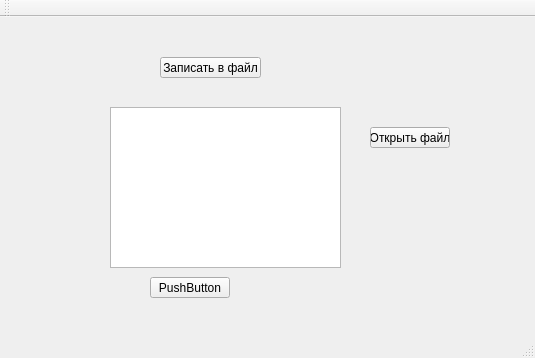
kiodsim/textEditor, file mainwindow.ui: the form before one commit.
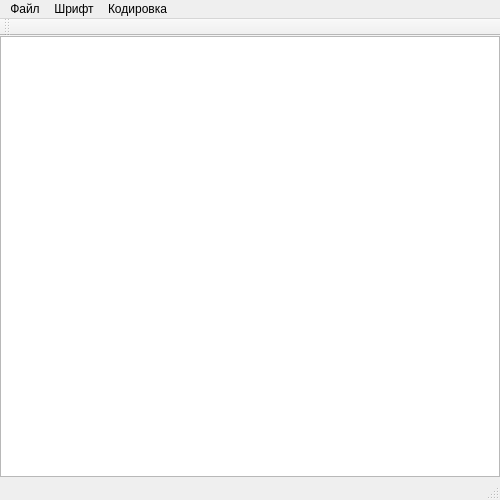
The form after the commit.

Patch:
```diff
--- a/mainwindow.ui
+++ b/mainwindow.ui
@@ -2,12 +2,15 @@
 <ui version="4.0">
  <class>MainWindow</class>
  <widget class="QMainWindow" name="MainWindow">
+  <property name="enabled">
+   <bool>true</bool>
+  </property>
   <property name="geometry">
    <rect>
     <x>0</x>
     <y>0</y>
-    <width>535</width>
-    <height>358</height>
+    <width>500</width>
+    <height>500</height>
    </rect>
   </property>
   <property name="windowTitle">
@@ -17,50 +20,16 @@
    <widget class="QTextEdit" name="textEdit">
     <property name="geometry">
      <rect>
-      <x>110</x>
-      <y>90</y>
-      <width>231</width>
-      <height>161</height>
+      <x>0</x>
+      <y>0</y>
+      <width>500</width>
+      <height>441</height>
      </rect>
     </property>
-   </widget>
-   <widget class="QPushButton" name="pushButton">
-    <property name="geometry">
-     <rect>
-      <x>160</x>
-      <y>40</y>
-      <width>101</width>
-      <height>21</height>
-     </rect>
-    </property>
-    <property name="text">
-     <string>Записать в файл</string>
-    </property>
-   </widget>
-   <widget class="QPushButton" name="pushButton_2">
-    <property name="geometry">
-     <rect>
-      <x>370</x>
-      <y>110</y>
-      <width>80</width>
-      <height>21</height>
-     </rect>
-    </property>
-    <property name="text">
-     <string>Открыть файл</string>
-    </property>
-   </widget>
-   <widget class="QPushButton" name="pushButton_3">
-    <property name="geometry">
-     <rect>
-      <x>150</x>
-      <y>260</y>
-      <width>80</width>
-      <height>21</height>
-     </rect>
-    </property>
-    <property name="text">
-     <string>PushButton</string>
+    <property name="font">
+     <font>
+      <family>MS Shell Dlg 2</family>
+     </font>
     </property>
    </widget>
   </widget>
@@ -69,12 +38,44 @@
     <rect>
      <x>0</x>
      <y>0</y>
-     <width>535</width>
-     <height>20</height>
+     <width>500</width>
+     <height>21</height>
     </rect>
    </property>
+   <widget class="QMenu" name="menu">
+    <property name="title">
+     <string>Файл</string>
+    </property>
+    <addaction name="action"/>
+    <addaction name="action_2"/>
+   </widget>
+   <widget class="QMenu" name="menu_2">
+    <property name="title">
+     <string>Шрифт</string>
+    </property>
+    <addaction name="action_3"/>
+    <addaction name="action_4"/>
+    <addaction name="action_5"/>
+    <addaction name="action_6"/>
+   </widget>
+   <widget class="QMenu" name="menu_3">
+    <property name="title">
+     <string>Кодировка</string>
+    </property>
+    <addaction name="actionWindows_1251"/>
+    <addaction name="actionUTF_8"/>
+    <addaction name="actionIBM_866"/>
+    <addaction name="actionCP_1251"/>
+    <addaction name="actionCP866"/>
+   </widget>
+   <addaction name="menu"/>
+   <addaction name="menu_2"/>
+   <addaction name="menu_3"/>
   </widget>
   <widget class="QToolBar" name="mainToolBar">
+   <property name="enabled">
+    <bool>true</bool>
+   </property>
    <attribute name="toolBarArea">
     <enum>TopToolBarArea</enum>
    </attribute>
```
Left out of the diff: 55 changed lines with no effect on the pictures.
